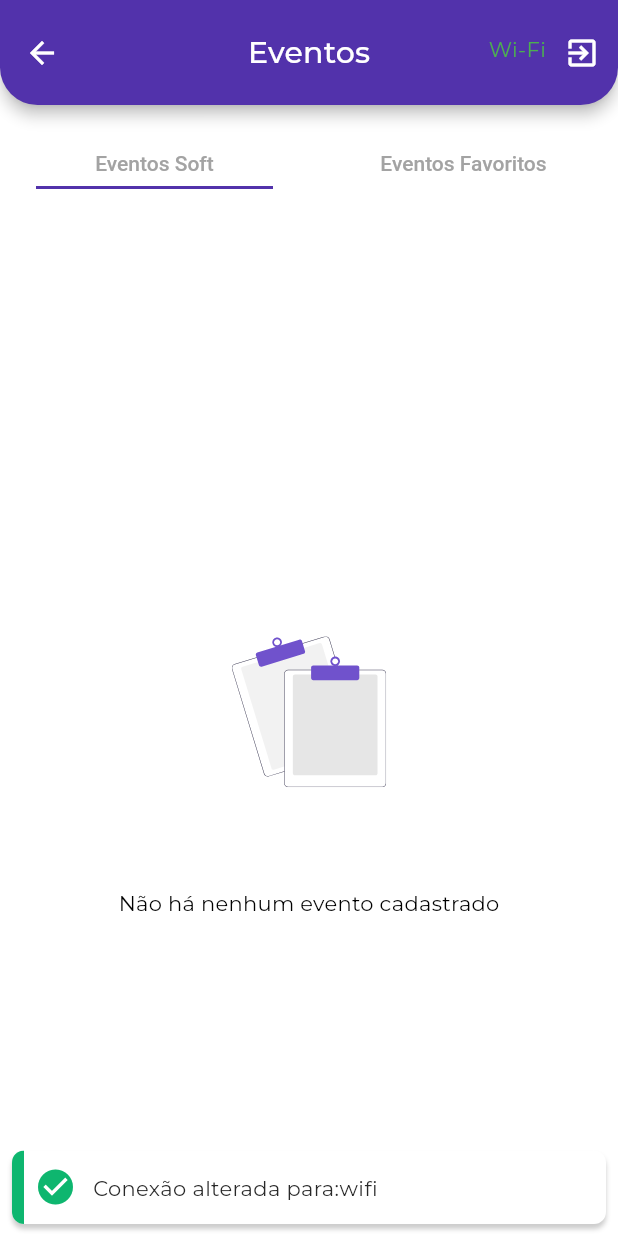
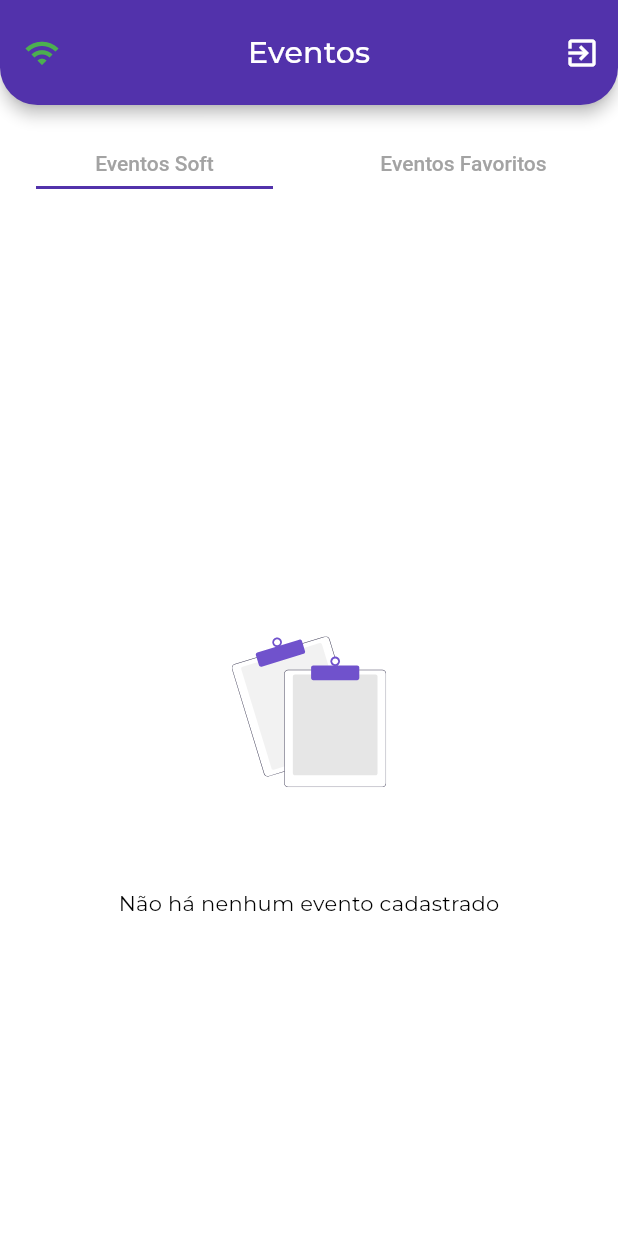
Before and after one commit to giovane-bortoli/challenge, a Flutter app: the ListEventsView screen opened by its route, on a phone screen of 412 x 824 dp. Run offline on Flutter 3.47's test engine with Material 2 defaults, Android fonts, the phone set to English and light mode, and no system bars; drawn by our look-alikes of another_flushbar, loading_overlay; our stand-ins replace connectivity_plus, dio, firebase_auth, firebase_core, flutter_dotenv, flutter_mobx and 6 more; accounts and stored records are empty; generated files the repository leaves out were written again; network calls fail.

Commit message:
check de conexão via StreamBuilder

```diff
--- a/lib/src/core/service_locator/main_service_locator.dart
+++ b/lib/src/core/service_locator/main_service_locator.dart
@@ -1,21 +1,18 @@
 import 'package:challenge/src/core/database/database_client.dart';
 import 'package:challenge/src/core/database/database_impl.dart';
-import 'package:challenge/src/core/local_data_source/storage_service.dart';
-import 'package:challenge/src/core/local_data_source/storage_service_impl.dart';
 import 'package:challenge/src/core/remote_data_source/api_client.dart';
 import 'package:challenge/src/core/remote_data_source/dio_impl.dart';
 import 'package:challenge/src/core/service_locator/service_locator.dart';
 import 'package:challenge/src/modules/auth/controller/auth_store.dart';
 import 'package:challenge/src/modules/auth/service/auth_service.dart';
 import 'package:challenge/src/modules/auth/service/auth_service_interface.dart';
+import 'package:challenge/src/modules/events/controller/connectivity_store.dart';
 import 'package:challenge/src/modules/events/controller/event_store.dart';
 
 import 'package:challenge/src/modules/events/service/service.dart';
 import 'package:challenge/src/modules/events/service/service_interface.dart';
 import 'package:dio/dio.dart';
 import 'package:firebase_auth/firebase_auth.dart';
-
-import 'package:flutter_secure_storage/flutter_secure_storage.dart';
 
 class MainServiceLocator {
   static final locator = ServiceLocator.locator;
@@ -44,6 +41,7 @@ class MainServiceLocator {
 
     locator.registerFactory<AuthStore>(
         () => AuthStore(auth: locator.get<AuthServiceInterface>()));
+    locator.registerFactory<ConnectivityStore>(() => ConnectivityStore());
 
     locator.registerSingleton<EventStore>(EventStore(
       service: locator.get<ServiceInterface>(),
--- a/lib/src/modules/auth/view/login_view.dart
+++ b/lib/src/modules/auth/view/login_view.dart
@@ -110,7 +110,7 @@ class _LoginViewState extends State<LoginView> {
                   email: authStore.email,
                   password: authStore.password,
                 );
-                if (result.runtimeType == UserCredential) {
+                if (result is UserCredential) {
                   Navigator.popAndPushNamed(context, '/events');
                 }
               } catch (e) {
--- a/lib/src/modules/events/views/list_events_view.dart
+++ b/lib/src/modules/events/views/list_events_view.dart
@@ -2,6 +2,7 @@ import 'dart:async';
 
 import 'package:challenge/main.dart';
 import 'package:challenge/src/modules/auth/controller/auth_store.dart';
+import 'package:challenge/src/modules/events/controller/connectivity_store.dart';
 import 'package:challenge/src/modules/events/controller/event_store.dart';
 
 import 'package:challenge/src/modules/events/views/favorite_events_view.dart';
@@ -25,31 +26,12 @@ class ListEventsView extends StatefulWidget {
 class _ListEventsViewState extends State<ListEventsView> {
   final eventStore = locator<EventStore>();
   final authStore = locator<AuthStore>();
-  late Connectivity connectivity;
-  late StreamSubscription subscription;
+  final connectivityStore = locator<ConnectivityStore>();
 
   @override
   void initState() {
-    checkConnectivity();
-
-    subscription = Connectivity().onConnectivityChanged.listen((result) {
-      CustomSnackBar.successSnackBar(context,
-          message: 'Conexão alterada para:${result.name}');
-    });
-
+    connectivityStore.initConnectivity();
     super.initState();
-  }
-
-  Future<void> checkConnectivity() async {
-    var result = await Connectivity().checkConnectivity();
-
-    if (result == ConnectivityResult.mobile) {
-      eventStore.status = 'Mobile internet';
-    } else if (result == ConnectivityResult.wifi) {
-      eventStore.status = 'Wi-Fi';
-    } else if (result == ConnectivityResult.none) {
-      eventStore.status = 'Offline';
-    }
   }
 
   @override
@@ -61,6 +43,25 @@ class _ListEventsViewState extends State<ListEventsView> {
           child: Observer(builder: (context) {
             return Scaffold(
               appBar: AppBar(
+                leading: StreamBuilder(
+                  stream: Stream.value(connectivityStore.connectionStatus),
+                  builder: ((context, snapshot) =>
+                      snapshot.data == ConnectivityResult.wifi
+                          ? const Icon(
+                              Icons.wifi,
+                              color: Colors.green,
+                            )
+                          : connectivityStore.connectionStatus ==
+                                  ConnectivityResult.mobile
+                              ? const Icon(
+                                  Icons.signal_cellular_alt,
+                                  color: Colors.yellow,
+                                )
+                              : const Icon(
+                                  Icons.close,
+                                  color: Colors.red,
+                                )),
+                ),
                 toolbarHeight: 70,
                 centerTitle: true,
                 shape: const RoundedRectangleBorder(
```
Also changed, not shown: lib/src/modules/events/controller/connectivity_store.dart (added, +29 -0 lines), lib/src/modules/events/controller/connectivity_store.g.dart (added), lib/src/modules/events/controller/event_store.g.dart.
